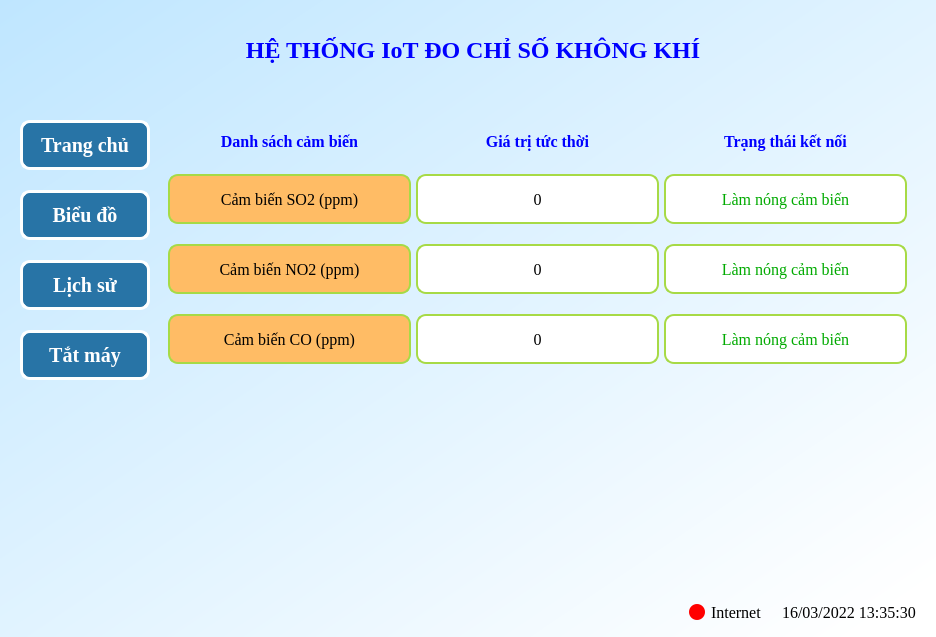
sonmasterj/iot-air_sensor, file main.ui: the form before one commit.
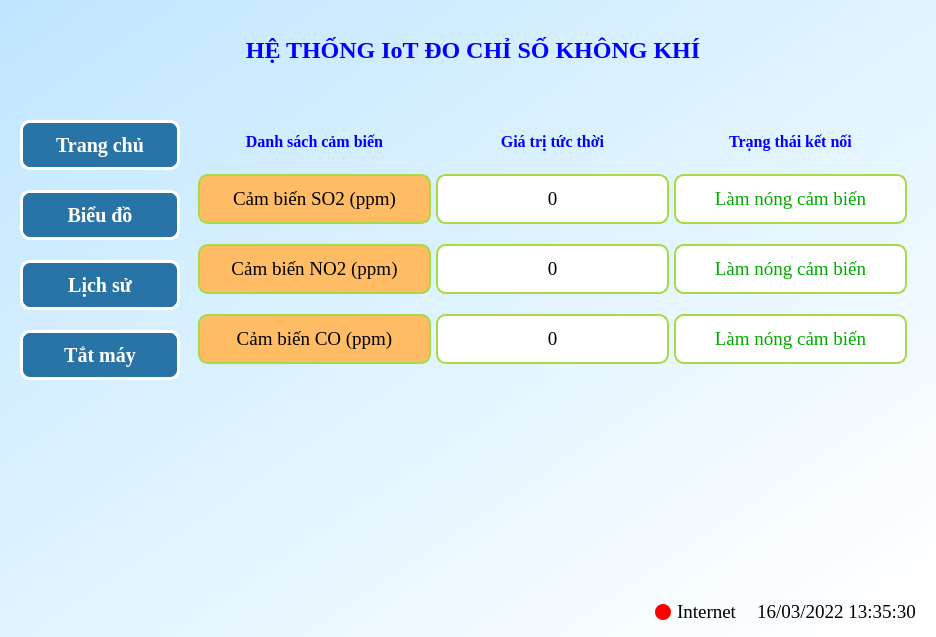
The form after the commit. The open tabs and pages were chosen to show the change.

Commit message: change font size

Patch:
```diff
--- a/main.ui
+++ b/main.ui
@@ -178,13 +178,13 @@
             </property>
             <property name="minimumSize">
              <size>
-              <width>130</width>
+              <width>160</width>
               <height>50</height>
              </size>
             </property>
             <property name="maximumSize">
              <size>
-              <width>130</width>
+              <width>160</width>
               <height>16777215</height>
              </size>
             </property>
@@ -224,13 +224,13 @@
             </property>
             <property name="minimumSize">
              <size>
-              <width>130</width>
+              <width>160</width>
               <height>50</height>
              </size>
             </property>
             <property name="maximumSize">
              <size>
-              <width>130</width>
+              <width>160</width>
               <height>16777215</height>
              </size>
             </property>
@@ -264,13 +264,13 @@
            <widget class="QPushButton" name="btn_history">
             <property name="minimumSize">
              <size>
-              <width>130</width>
+              <width>160</width>
               <height>50</height>
              </size>
             </property>
             <property name="maximumSize">
              <size>
-              <width>130</width>
+              <width>160</width>
               <height>16777215</height>
              </size>
             </property>
@@ -310,13 +310,13 @@
             </property>
             <property name="minimumSize">
              <size>
-              <width>130</width>
+              <width>160</width>
               <height>50</height>
              </size>
             </property>
             <property name="maximumSize">
              <size>
-              <width>130</width>
+              <width>160</width>
               <height>16777215</height>
              </size>
             </property>
@@ -429,7 +429,7 @@
                 <property name="font">
                  <font>
                   <family>Times New Roman</family>
-                  <pointsize>12</pointsize>
+                  <pointsize>14</pointsize>
                   <weight>50</weight>
                   <bold>false</bold>
                  </font>
@@ -466,7 +466,7 @@
                 <property name="font">
                  <font>
                   <family>Times New Roman</family>
-                  <pointsize>12</pointsize>
+                  <pointsize>14</pointsize>
                   <weight>50</weight>
                   <bold>false</bold>
                  </font>
@@ -536,7 +536,7 @@
                 <property name="font">
                  <font>
                   <family>Times New Roman</family>
-                  <pointsize>12</pointsize>
+                  <pointsize>14</pointsize>
                   <weight>50</weight>
                   <bold>false</bold>
                  </font>
@@ -639,7 +639,7 @@
                 <property name="font">
                  <font>
                   <family>Times New Roman</family>
-                  <pointsize>12</pointsize>
+                  <pointsize>14</pointsize>
                  </font>
                 </property>
                 <property name="styleSheet">
@@ -674,7 +674,7 @@
                 <property name="font">
                  <font>
                   <family>Times New Roman</family>
-                  <pointsize>12</pointsize>
+                  <pointsize>14</pointsize>
                  </font>
                 </property>
                 <property name="styleSheet">
@@ -709,7 +709,7 @@
                 <property name="font">
                  <font>
                   <family>Times New Roman</family>
-                  <pointsize>12</pointsize>
+                  <pointsize>14</pointsize>
                  </font>
                 </property>
                 <property name="styleSheet">
@@ -744,7 +744,7 @@
                 <property name="font">
                  <font>
                   <family>Times New Roman</family>
-                  <pointsize>12</pointsize>
+                  <pointsize>14</pointsize>
                  </font>
                 </property>
                 <property name="styleSheet">
@@ -780,7 +780,7 @@
                 <property name="font">
                  <font>
                   <family>Times New Roman</family>
-                  <pointsize>12</pointsize>
+                  <pointsize>14</pointsize>
                  </font>
                 </property>
                 <property name="styleSheet">
@@ -816,7 +816,7 @@
                 <property name="font">
                  <font>
                   <family>Times New Roman</family>
-                  <pointsize>12</pointsize>
+                  <pointsize>14</pointsize>
                  </font>
                 </property>
                 <property name="styleSheet">
@@ -1591,7 +1591,7 @@
             <property name="font">
              <font>
               <family>Times New Roman</family>
-              <pointsize>12</pointsize>
+              <pointsize>14</pointsize>
              </font>
             </property>
             <property name="styleSheet">
@@ -1610,7 +1610,7 @@
          <property name="font">
           <font>
            <family>Times New Roman</family>
-           <pointsize>12</pointsize>
+           <pointsize>14</pointsize>
           </font>
          </property>
          <property name="styleSheet">
```
Left out of the diff: 26 changed lines with no effect on the pictures.
